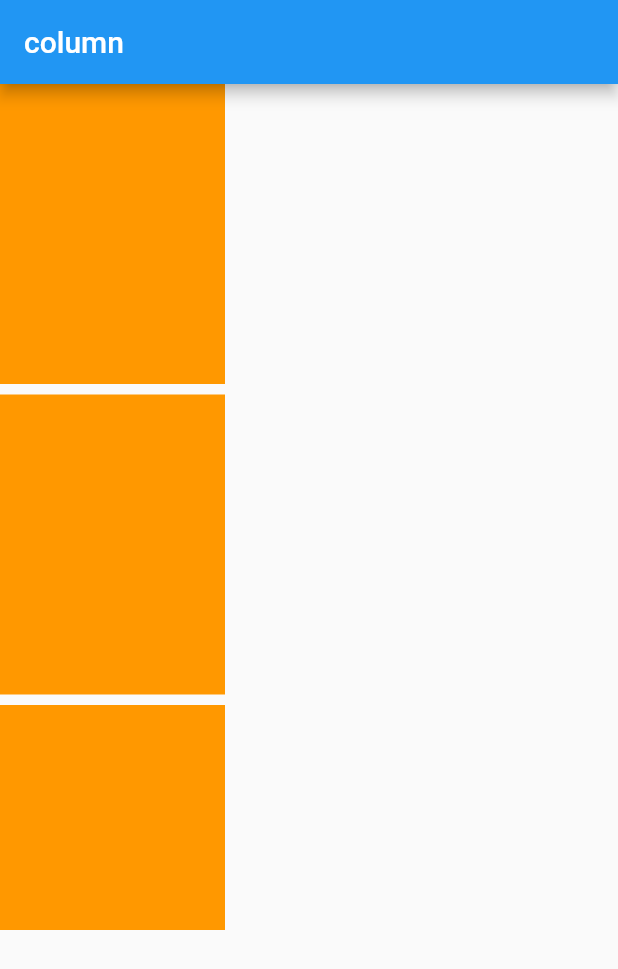
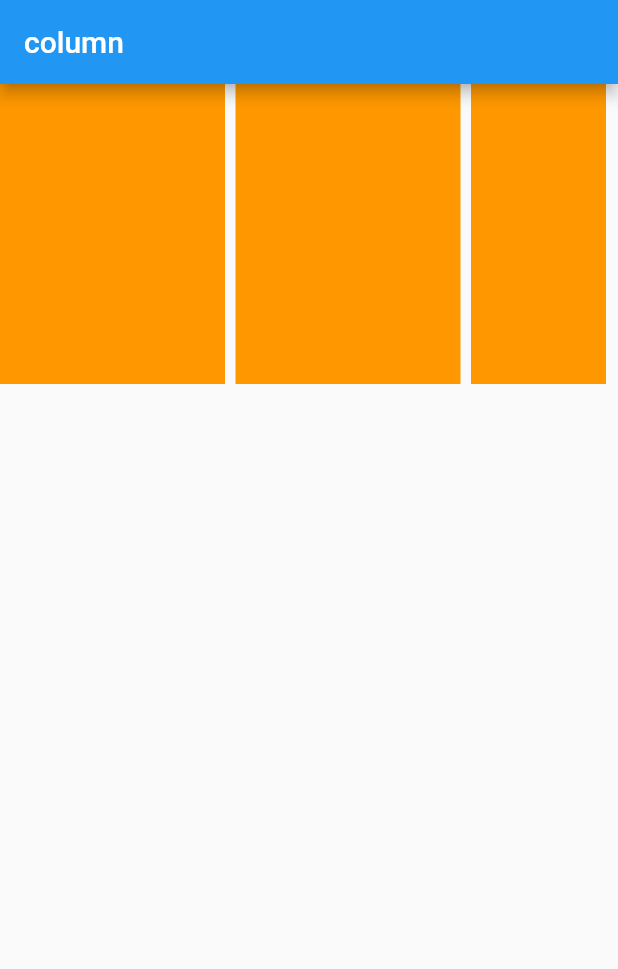
Before and after one commit to zubayer944/flutter-column-, a Flutter app: the screen it shows after launch, on a phone screen of 412 x 824 dp. Shown: the top 969 px of the screen. Run offline on Flutter 3.47's test engine with Material 2 defaults, Android fonts, the phone set to English and light mode, and no system bars.

Commit message:
flutter column

```diff
--- a/lib/main.dart
+++ b/lib/main.dart
@@ -14,7 +14,7 @@ class MyApp extends StatelessWidget {
         appBar: AppBar(
           title: Text("column"),
         ),
-        body: Column(
+        body: Row(
           children: [
             Container(
               height: 200,
@@ -22,15 +22,15 @@ class MyApp extends StatelessWidget {
               color: Colors.orange,
 
             ),
-            SizedBox(height: 7,),
+            SizedBox(width: 7,),
             Container(
               height: 200,
               width: 150,
               color: Colors.orange,
-            ), SizedBox(height: 7,),
+            ), SizedBox(width: 7,),
             Container(
-              height: 150,
-              width: 150,
+              height: 200,
+              width: 90,
               color: Colors.orange,
             ),
           ],
```
